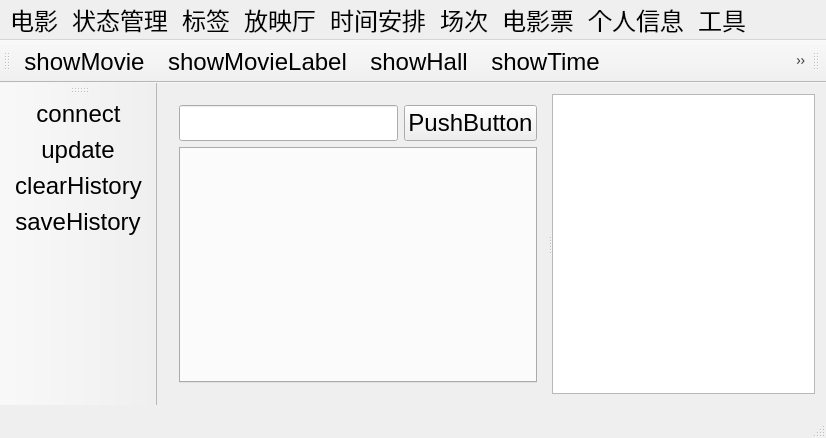
This is adminmainwindow.ui in SugerInMyPacket/LightningMovie as Qt 5 draws it before an edit. The edited form follows.
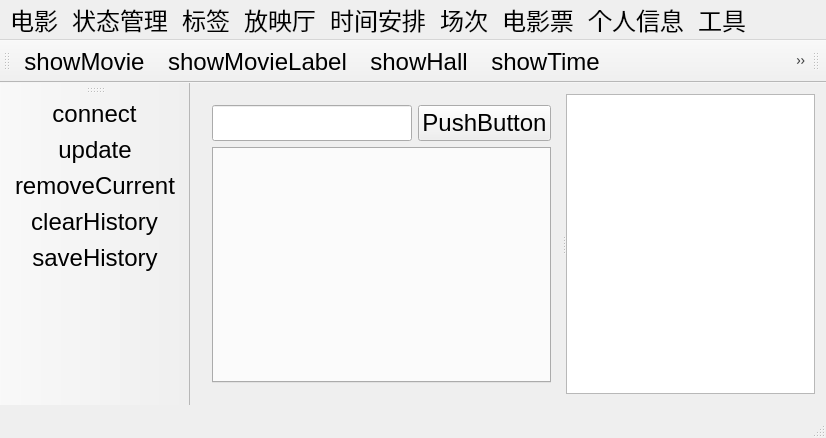
This is the edited form. Icons and pictures are not drawn.

What changed in the file:
```diff
--- a/adminmainwindow.ui
+++ b/adminmainwindow.ui
@@ -7,7 +7,7 @@
     <x>0</x>
     <y>0</y>
     <width>826</width>
-    <height>421</height>
+    <height>428</height>
    </rect>
   </property>
   <property name="font">
@@ -221,6 +221,7 @@
    </attribute>
    <addaction name="actReConnectDB"/>
    <addaction name="actUpdate"/>
+   <addaction name="actRemoveCurrent"/>
    <addaction name="actClearHistory"/>
    <addaction name="actSaveHistory"/>
   </widget>
@@ -577,6 +578,15 @@
     <string>removeTicket</string>
    </property>
   </action>
+  <action name="actRemoveCurrent">
+   <property name="icon">
+    <iconset resource="icon.qrc">
+     <normaloff>:/IconResource/delete.png</normaloff>:/IconResource/delete.png</iconset>
+   </property>
+   <property name="text">
+    <string>removeCurrent</string>
+   </property>
+  </action>
  </widget>
  <layoutdefault spacing="6" margin="11"/>
  <resources>
```
